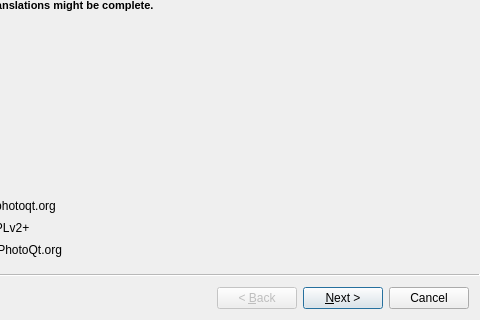
Above: cplusplus/header/pqc_wizard.ui from luspi/photoqt before the change; both pictures show x 120 to 600 and y 180 to 500 of the 600 by 500 pixel window. Below: the same form after it.
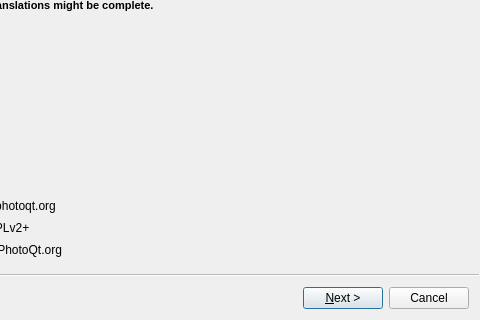
That is the form after the change.

Patch:
```diff
--- a/cplusplus/header/pqc_wizard.ui
+++ b/cplusplus/header/pqc_wizard.ui
@@ -17,7 +17,7 @@
    <enum>QWizard::WizardStyle::ModernStyle</enum>
   </property>
   <property name="options">
-   <set>QWizard::WizardOption::NoCancelButtonOnLastPage</set>
+   <set>QWizard::WizardOption::NoBackButtonOnStartPage</set>
   </property>
   <widget class="QWizardPage" name="wizardPage1">
    <property name="title">
```
Left out of the diff: 5 changed lines with no effect on the pictures.
